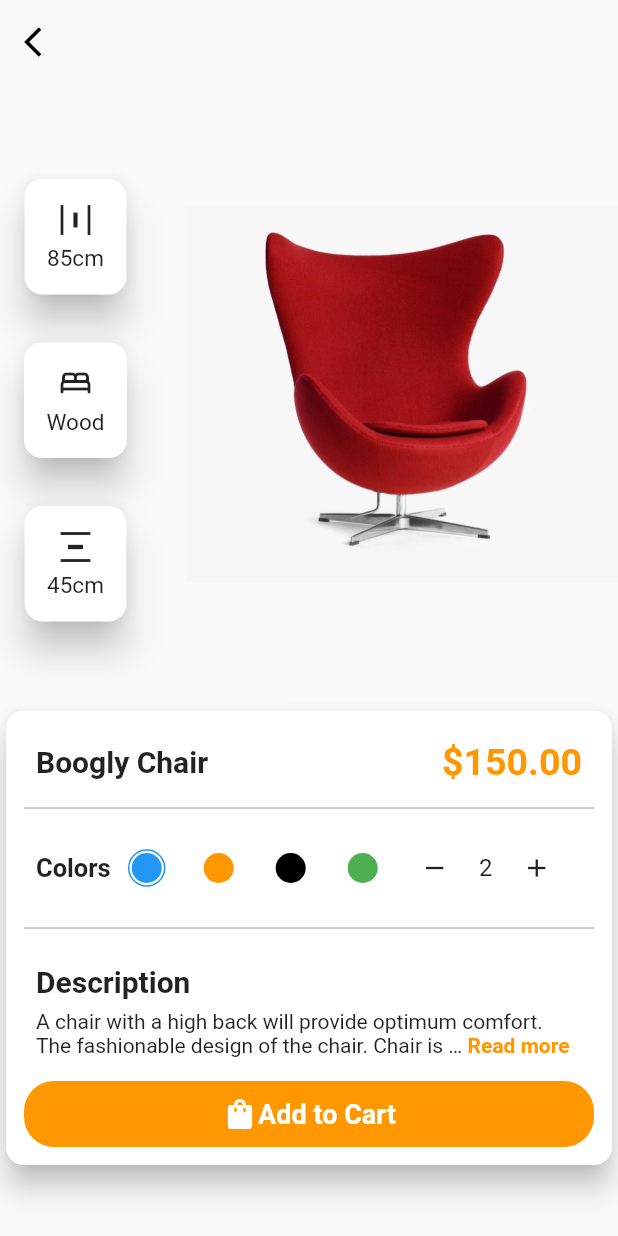
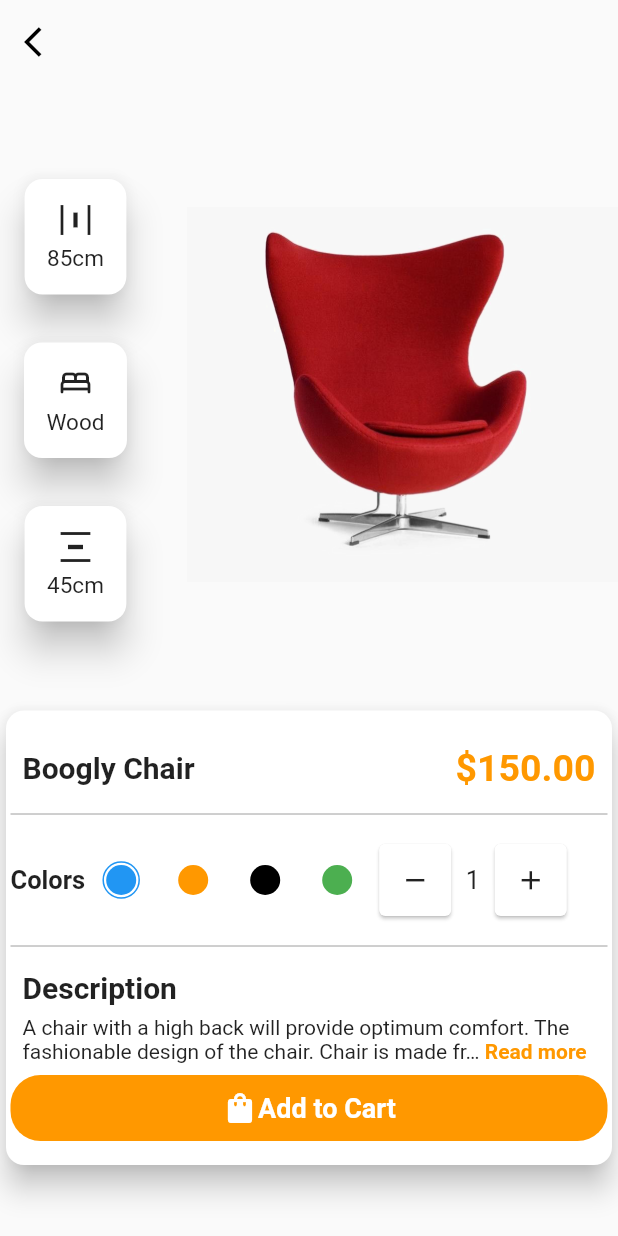
Before and after one commit to emekss/Furniture_Store_UI, a Flutter app: the DetailsPage screen opened by its route, after a tap on the "add" icon, on a phone screen of 412 x 824 dp. Run offline on Flutter 3.47's test engine with Material 2 defaults, Android fonts, the phone set to English and light mode, and no system bars; drawn by our look-alikes of readmore; our stand-ins replace google_nav_bar.

Commit message:
update custom stepper

```diff
--- a/lib/components/details_container.dart
+++ b/lib/components/details_container.dart
@@ -12,7 +12,12 @@ class DetailsContainer extends StatelessWidget {
       shape: RoundedRectangleBorder(borderRadius: BorderRadius.circular(12)),
       elevation: 8,
       child: Padding(
-        padding: const EdgeInsets.all(12.0),
+        padding: const EdgeInsets.only(
+          top: 16,
+          bottom: 16,
+          left: 3,
+          right: 3,
+        ),
         child: Column(
           children: [
             const Padding(
@@ -39,7 +44,10 @@ class DetailsContainer extends StatelessWidget {
               color: Colors.grey,
             ),
             Padding(
-              padding: const EdgeInsets.all(8.0),
+              padding: const EdgeInsets.only(
+                top: 8,
+                bottom: 8,
+              ),
               child: Row(
                 children: [
                   const Text(
@@ -51,10 +59,10 @@ class DetailsContainer extends StatelessWidget {
                   ),
                   const ColorButton(color: Colors.blue),
                   CustomStepper(
-                      lowerLimit: 2,
-                      upperLimit: 1,
-                      stepValue: 2,
-                      iconSize: 20,
+                      lowerLimit: 0,
+                      upperLimit: 9,
+                      stepValue: 1,
+                      iconSize: 21,
                       value: 0)
                 ],
               ),
@@ -63,7 +71,7 @@ class DetailsContainer extends StatelessWidget {
               color: Colors.grey,
             ),
             const Padding(
-              padding: EdgeInsets.symmetric(vertical: 16, horizontal: 8),
+              padding: EdgeInsets.symmetric(vertical: 8, horizontal: 8),
               child: Column(
                 crossAxisAlignment: CrossAxisAlignment.start,
                 children: [
--- a/lib/util/custom_stepper.dart
+++ b/lib/util/custom_stepper.dart
@@ -25,7 +25,8 @@ class _CustomStepperState extends State<CustomStepper> {
     return Row(
       mainAxisAlignment: MainAxisAlignment.center,
       children: [
-        IconButton(
+        Card(
+          child: IconButton(
             icon: const Icon(Icons.remove),
             iconSize: widget.iconSize,
             onPressed: () {
@@ -36,7 +37,8 @@ class _CustomStepperState extends State<CustomStepper> {
               });
             },
           ),
-        Container(
+        ),
+        SizedBox(
           width: widget.iconSize,
           child: Text(
             '${widget.value}',
@@ -46,7 +48,8 @@ class _CustomStepperState extends State<CustomStepper> {
             textAlign: TextAlign.center,
           ),
         ),
-        IconButton(
+        Card(
+          child: IconButton(
             icon: const Icon(Icons.add),
             iconSize: widget.iconSize,
             onPressed: () {
@@ -57,6 +60,7 @@ class _CustomStepperState extends State<CustomStepper> {
               });
             },
           ),
+        ),
       ],
     );
   }
```
Lines whose indentation alone changed are shown as unchanged.
